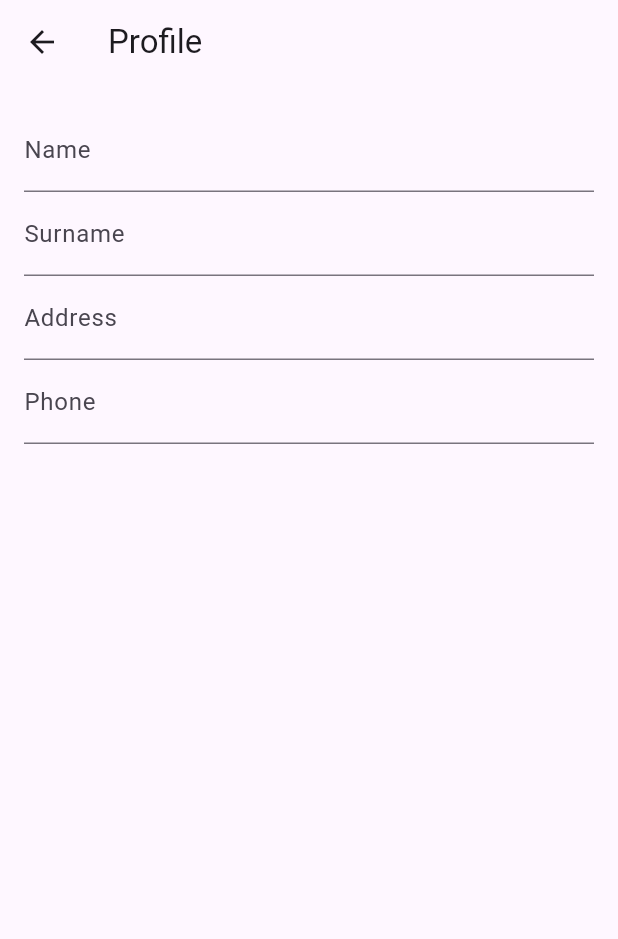
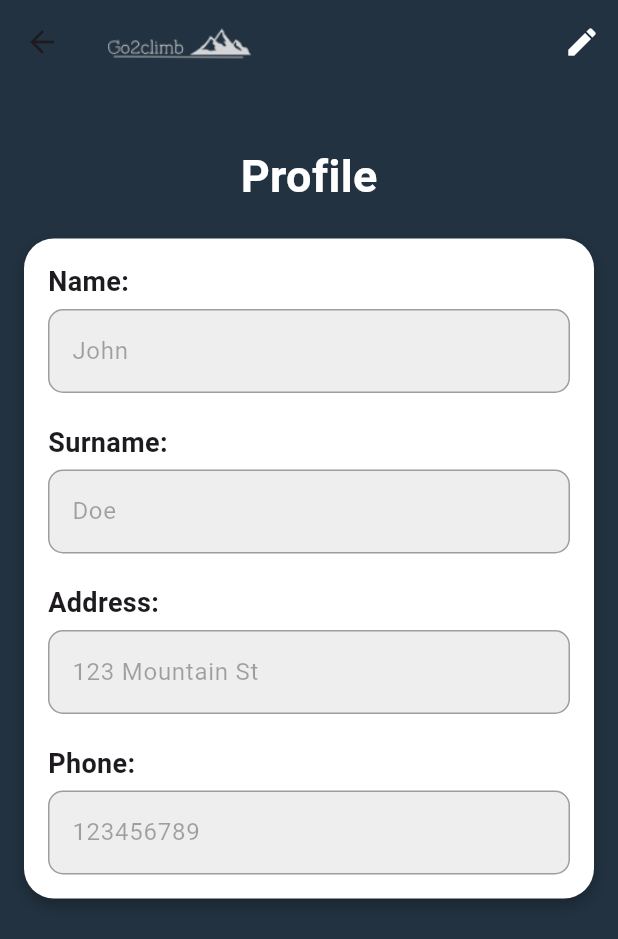
Before and after one commit to Xtreme-Arqui/mobile, a Flutter app: the ProfileScreen screen opened by its route, on a phone screen of 412 x 824 dp. Shown: the top 939 px of the screen. Run offline on Flutter 3.47's test engine with Material 3 defaults, Android fonts, the phone set to English and light mode, and no system bars; our stand-ins replace percent_indicator.

Commit message:
add: profile screen

```diff
--- a/go2climb_app/lib/main.dart
+++ b/go2climb_app/lib/main.dart
@@ -421,7 +421,6 @@ Widget build(BuildContext context) {
   );
 }
 }
-
 class HeartbeatPainter extends CustomPainter {
   final Animation<double> animation;
   final int bpm;
@@ -458,33 +457,124 @@ class HeartbeatPainter extends CustomPainter {
 
 
 
-class ProfileScreen extends StatelessWidget {
+class ProfileScreen extends StatefulWidget {
+  @override
+  _ProfileScreenState createState() => _ProfileScreenState();
+}
+
+class _ProfileScreenState extends State<ProfileScreen> {
+  bool isEditing = false; // Variable para controlar el estado de edición
+
+  // Controladores para los campos de texto
+  final TextEditingController nameController = TextEditingController(text: "John");
+  final TextEditingController surnameController = TextEditingController(text: "Doe");
+  final TextEditingController addressController = TextEditingController(text: "123 Mountain St");
+  final TextEditingController phoneController = TextEditingController(text: "123456789");
+
   @override
   Widget build(BuildContext context) {
     return Scaffold(
       appBar: AppBar(
-        title: Text('Profile'),
-      ),
-      body: Padding(
-        padding: const EdgeInsets.all(16.0),
-        child: Column(
-          crossAxisAlignment: CrossAxisAlignment.start,
+        title: Row(
           children: [
-            TextField(
-              decoration: InputDecoration(labelText: 'Name'),
+            Image.asset(
+              'lib/assets/logo.png',
+              height: 30,
             ),
-            TextField(
-              decoration: InputDecoration(labelText: 'Surname'),
-            ),
-            TextField(
-              decoration: InputDecoration(labelText: 'Address'),
-            ),
-            TextField(
-              decoration: InputDecoration(labelText: 'Phone'),
-            ),
+            SizedBox(width: 10),
           ],
         ),
+        backgroundColor: Color(0xFF223240),
+        actions: [
+          IconButton(
+            icon: Icon(
+              isEditing ? Icons.check : Icons.edit,
+              color: Colors.white, // Cambiar el color del icono para mayor visibilidad
+            ),
+            onPressed: () {
+              setState(() {
+                isEditing = !isEditing;
+              });
+            },
+          ),
+        ],
       ),
+      backgroundColor: Color(0xFF223240), // Fondo oscuro para la pantalla
+      body: Center(
+        child: Padding(
+          padding: const EdgeInsets.symmetric(horizontal: 16.0),
+          child: Column(
+            mainAxisAlignment: MainAxisAlignment.start, // Coloca la tarjeta más alta
+            crossAxisAlignment: CrossAxisAlignment.center,
+            children: [
+              SizedBox(height: 40), // Ajustar este valor para colocar el contenido más arriba
+              Text(
+                'Profile',
+                style: TextStyle(
+                  color: Colors.white,
+                  fontSize: 30.0,
+                  fontWeight: FontWeight.bold,
+                ),
+              ),
+              SizedBox(height: 20),
+              Container(
+                padding: EdgeInsets.all(16.0),
+                decoration: BoxDecoration(
+                  color: Colors.white,
+                  borderRadius: BorderRadius.circular(20.0),
+                  boxShadow: [
+                    BoxShadow(
+                      color: Colors.black26,
+                      blurRadius: 8.0,
+                      offset: Offset(0, 4),
+                    ),
+                  ],
+                ),
+                child: Column(
+                  crossAxisAlignment: CrossAxisAlignment.start,
+                  children: [
+                    _buildTextField('Name:', nameController, isEditing),
+                    SizedBox(height: 20),
+                    _buildTextField('Surname:', surnameController, isEditing),
+                    SizedBox(height: 20),
+                    _buildTextField('Address:', addressController, isEditing),
+                    SizedBox(height: 20),
+                    _buildTextField('Phone:', phoneController, isEditing),
+                  ],
+                ),
+              ),
+            ],
+          ),
+        ),
+      ),
+    );
+  }
+
+  // Método para construir un campo de texto editable o no editable
+  Widget _buildTextField(String label, TextEditingController controller, bool isEditable) {
+    return Column(
+      crossAxisAlignment: CrossAxisAlignment.start,
+      children: [
+        Text(
+          label,
+          style: TextStyle(
+            fontSize: 18.0,
+            fontWeight: FontWeight.bold,
+          ),
+        ),
+        SizedBox(height: 5),
+        TextField(
+          controller: controller,
+          enabled: isEditable,
+          decoration: InputDecoration(
+            filled: true,
+            fillColor: Colors.grey[200],
+            border: OutlineInputBorder(
+              borderRadius: BorderRadius.circular(10.0),
+            ),
+          ),
+        ),
+      ],
     );
   }
 }
```
